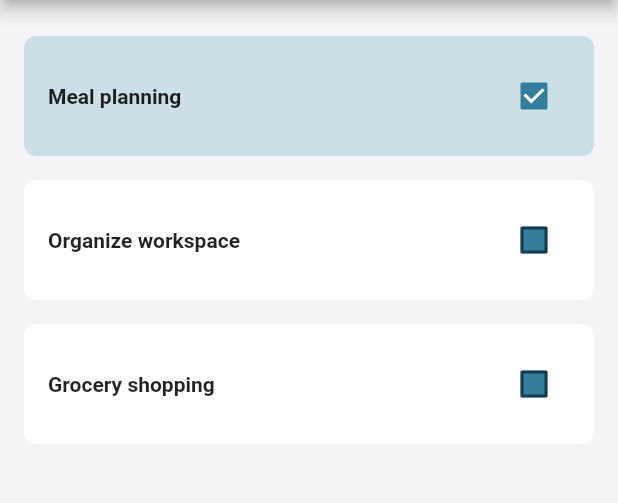
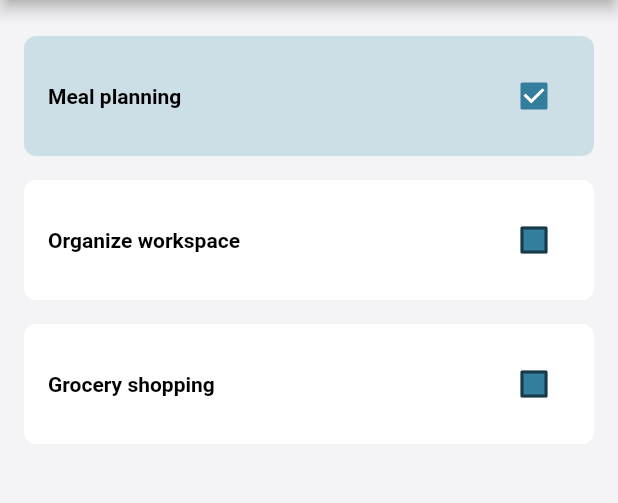
Before and after one commit to RobertApikyan/TodoList, a Flutter app: the screen it shows after launch, on a phone screen of 412 x 824 dp, the part 84-587 px from its top. Run offline on Flutter 3.47's test engine with Material 2 defaults, Android fonts, the phone set to English and light mode, and no system bars; our stand-ins replace flutter_hooks, flutter_riverpod, hooks_riverpod; missing offline and left inert: theme_tailor_annotation.

Commit message:
Added themes

```diff
--- /dev/null
+++ b/lib/styles/app_theme_extensions.dart
@@ -0,0 +1,22 @@
+import 'package:flutter/material.dart';
+import 'package:theme_tailor_annotation/theme_tailor_annotation.dart';
+
+part 'app_theme_extensions.tailor.dart';
+
+@TailorMixin()
+class AppThemeExtensions extends ThemeExtension<AppThemeExtensions>
+    with _$AppThemeExtensionsTailorMixin {
+
+  @override
+  Color listItemBackgroundColor;
+  @override
+  Color listItemSelectedBackgroundColor;
+  @override
+  TextStyle listItemTitleTextStyle;
+
+  AppThemeExtensions({
+    required this.listItemBackgroundColor,
+    required this.listItemSelectedBackgroundColor,
+    required this.listItemTitleTextStyle,
+  });
+}
--- a/lib/styles/app_themes.dart
+++ b/lib/styles/app_themes.dart
@@ -1,5 +1,6 @@
 import 'package:flutter/material.dart';
 import 'package:provider_sample/styles/app_colors.dart';
+import 'package:provider_sample/styles/app_theme_extensions.dart';
 
 class AppThemes {
   static light() => ThemeData(
@@ -10,17 +11,31 @@ class AppThemes {
             checkColor: MaterialStateProperty.all(AppColors.black[0]),
             fillColor: MaterialStateProperty.all(AppColors.blue[80]),
           ),
-      floatingActionButtonTheme:
-          const FloatingActionButtonThemeData(backgroundColor: AppColors.blue));
+          floatingActionButtonTheme: const FloatingActionButtonThemeData(
+              backgroundColor: AppColors.blue),
+          extensions: [
+            AppThemeExtensions(
+                listItemBackgroundColor: AppColors.black[0],
+                listItemSelectedBackgroundColor: AppColors.blue[20],
+                listItemTitleTextStyle: const TextStyle(
+                    fontWeight: FontWeight.w700, color: AppColors.black))
+          ]);
 
   static dark() => ThemeData(
           primaryColor: AppColors.blue,
-      appBarTheme: AppBarTheme(backgroundColor: AppColors.blue[100]),
+          appBarTheme: AppBarTheme(backgroundColor: AppColors.blue[90]),
           scaffoldBackgroundColor: AppColors.black[90],
           checkboxTheme: CheckboxThemeData(
             checkColor: MaterialStateProperty.all(AppColors.black[0]),
-        fillColor: MaterialStateProperty.all(AppColors.blue[90]),
+            fillColor: MaterialStateProperty.all(AppColors.blue[70]),
           ),
-      floatingActionButtonTheme:
-          FloatingActionButtonThemeData(backgroundColor: AppColors.blue[100]));
+          floatingActionButtonTheme: FloatingActionButtonThemeData(
+              backgroundColor: AppColors.blue[100]),
+          extensions: [
+            AppThemeExtensions(
+                listItemBackgroundColor: AppColors.black[80],
+                listItemSelectedBackgroundColor: AppColors.blue[100],
+                listItemTitleTextStyle: TextStyle(
+                    fontWeight: FontWeight.w700, color: AppColors.black[0]))
+          ]);
 }
--- a/lib/todo_item.dart
+++ b/lib/todo_item.dart
@@ -1,8 +1,8 @@
 import 'package:flutter/material.dart';
+import 'package:provider_sample/styles/app_theme_extensions.dart';
 import 'package:provider_sample/todo_model.dart';
 
 class TodoItem extends StatelessWidget {
-
   const TodoItem({
     required this.viewModel,
     this.onChanged,
@@ -13,22 +13,24 @@ class TodoItem extends StatelessWidget {
   final ValueChanged<bool?>? onChanged;
 
   @override
-  Widget build(BuildContext context) => GestureDetector(
+  Widget build(BuildContext context) {
+    return GestureDetector(
         onTap: () => onChanged?.call(!viewModel.model.isDone),
         child: Container(
           margin: const EdgeInsets.symmetric(horizontal: 16.0, vertical: 8.0),
           padding: const EdgeInsets.all(16),
           decoration: BoxDecoration(
-              color: viewModel.backgroundColor,
+              color: viewModel.backgroundColor(context),
               borderRadius: const BorderRadius.all(Radius.circular(8))),
           child: Row(children: [
             Text(
               viewModel.name,
-              style: const TextStyle(fontWeight: FontWeight.w700),
+              style: context.appThemeExtensions.listItemTitleTextStyle,
             ),
             const Spacer(),
             Checkbox(value: viewModel.model.isDone, onChanged: onChanged)
           ]),
         ),
       );
+  }
 }
--- a/lib/todo_model.dart
+++ b/lib/todo_model.dart
@@ -1,5 +1,6 @@
 import 'package:flutter/material.dart';
 import 'package:provider_sample/styles/app_colors.dart';
+import 'package:provider_sample/styles/app_theme_extensions.dart';
 
 class Todo {
   const Todo({
@@ -25,13 +26,12 @@ class Todo {
 }
 
 class TodoViewModel {
-
-  TodoViewModel(this.model)
-      : name = model.name,
-        backgroundColor =
-            model.isDone ? AppColors.blue[20] : AppColors.black[0];
+  TodoViewModel(this.model) : name = model.name;
 
   final Todo model;
   final String name;
-  final Color backgroundColor;
+
+  Color backgroundColor(BuildContext context) => model.isDone
+      ? context.appThemeExtensions.listItemSelectedBackgroundColor
+      : context.appThemeExtensions.listItemBackgroundColor;
 }
--- a/pubspec.yaml
+++ b/pubspec.yaml
@@ -38,6 +38,7 @@ dependencies:
   flutter_riverpod: ^2.3.6
   hooks_riverpod: ^2.3.6
   flutter_hooks: ^0.18.6
+  theme_tailor_annotation: ^2.0.0
 
 dev_dependencies:
   flutter_test:
@@ -49,6 +50,8 @@ dev_dependencies:
   # package. See that file for information about deactivating specific lint
   # rules and activating additional ones.
   flutter_lints: ^2.0.0
+  build_runner: ^2.4.5
+  theme_tailor: ^2.0.0
 
 # For information on the generic Dart part of this file, see the
 # following page: https://dart.dev/tools/pub/pubspec
```
Also changed, not shown: lib/styles/app_theme_extensions.tailor.dart (added, +82 -0 lines). Lines whose indentation alone changed are shown as unchanged.
